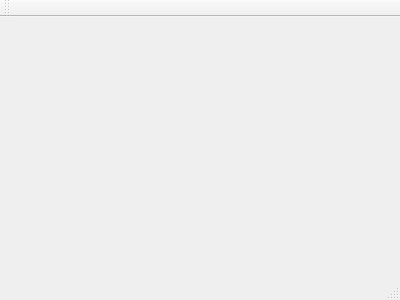
Before: the Qt Designer form DesktopClient/mainwindow.ui in oides/AutonomousRaspRobot, drawn with Qt 5.
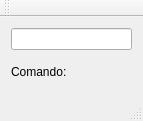
After: the same form once the commit is applied.

Commit message: Criando formulario para input do controle

Diff of the .ui file:
```diff
--- a/DesktopClient/mainwindow.ui
+++ b/DesktopClient/mainwindow.ui
@@ -1,24 +1,70 @@
 <ui version="4.0">
  <class>MainWindow</class>
- <widget class="QMainWindow" name="MainWindow" >
-  <property name="geometry" >
+ <widget class="QMainWindow" name="MainWindow">
+  <property name="geometry">
    <rect>
     <x>0</x>
     <y>0</y>
-    <width>400</width>
-    <height>300</height>
+    <width>143</width>
+    <height>121</height>
    </rect>
   </property>
-  <property name="windowTitle" >
-   <string>MainWindow</string>
+  <property name="sizePolicy">
+   <sizepolicy hsizetype="Fixed" vsizetype="Fixed">
+    <horstretch>0</horstretch>
+    <verstretch>0</verstretch>
+   </sizepolicy>
   </property>
-  <widget class="QMenuBar" name="menuBar" />
-  <widget class="QToolBar" name="mainToolBar" />
-  <widget class="QWidget" name="centralWidget" />
-  <widget class="QStatusBar" name="statusBar" />
+  <property name="minimumSize">
+   <size>
+    <width>143</width>
+    <height>121</height>
+   </size>
+  </property>
+  <property name="maximumSize">
+   <size>
+    <width>143</width>
+    <height>121</height>
+   </size>
+  </property>
+  <property name="windowTitle">
+   <string>Robo Control</string>
+  </property>
+  <widget class="QWidget" name="centralWidget">
+   <layout class="QVBoxLayout" name="verticalLayout">
+    <item>
+     <widget class="QLineEdit" name="controlInput"/>
+    </item>
+    <item>
+     <widget class="QLabel" name="commandLabel">
+      <property name="text">
+       <string>Comando:</string>
+      </property>
+     </widget>
+    </item>
+   </layout>
+  </widget>
+  <widget class="QMenuBar" name="menuBar">
+   <property name="geometry">
+    <rect>
+     <x>0</x>
+     <y>0</y>
+     <width>143</width>
+     <height>20</height>
+    </rect>
+   </property>
+  </widget>
+  <widget class="QToolBar" name="mainToolBar">
+   <attribute name="toolBarArea">
+    <enum>TopToolBarArea</enum>
+   </attribute>
+   <attribute name="toolBarBreak">
+    <bool>false</bool>
+   </attribute>
+  </widget>
+  <widget class="QStatusBar" name="statusBar"/>
  </widget>
- <layoutDefault spacing="6" margin="11" />
- <pixmapfunction></pixmapfunction>
+ <layoutdefault spacing="6" margin="11"/>
  <resources/>
  <connections/>
 </ui>
```
Left out of the diff: 1 changed line with no effect on the pictures. The commit also changes 2 other files.
